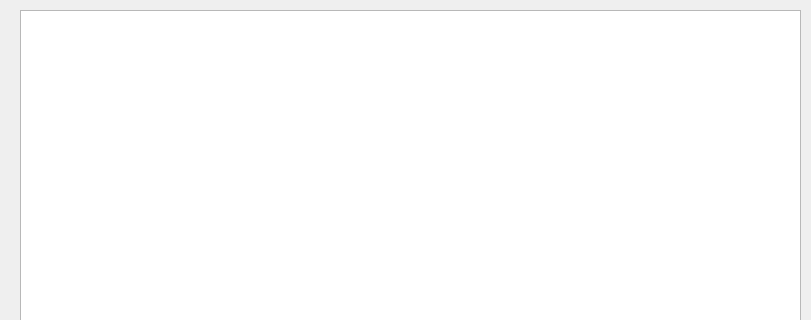
First picture: the form in WMS_System/UI/Users.ui, repository cdefaz08/WMS, before the edit; both pictures show x 0 to 811 and y 0 to 320 of the 811 by 596 pixel window.
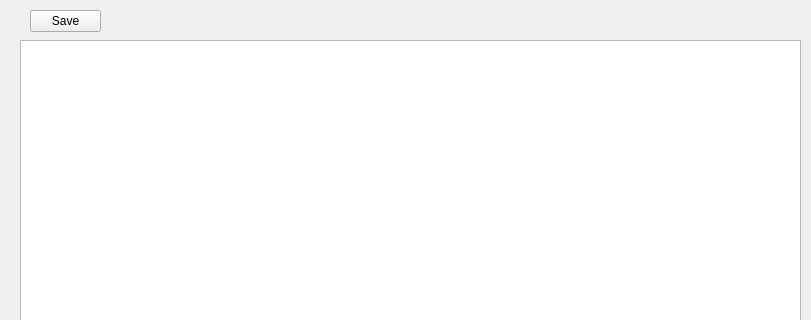
Second picture: the form after the edit. Icons and pictures are not drawn.

Commit message: Modyfie changes on Users table/ track changes and addes botton to save the changes

```diff
--- a/WMS_System/UI/Users.ui
+++ b/WMS_System/UI/Users.ui
@@ -17,12 +17,39 @@
    <property name="geometry">
     <rect>
      <x>20</x>
-     <y>10</y>
+     <y>40</y>
      <width>781</width>
-     <height>571</height>
+     <height>541</height>
     </rect>
    </property>
   </widget>
+  <widget class="QWidget" name="widget" native="true">
+   <property name="geometry">
+    <rect>
+     <x>20</x>
+     <y>0</y>
+     <width>781</width>
+     <height>41</height>
+    </rect>
+   </property>
+   <widget class="QToolButton" name="toolButton_Save">
+    <property name="geometry">
+     <rect>
+      <x>10</x>
+      <y>10</y>
+      <width>71</width>
+      <height>22</height>
+     </rect>
+    </property>
+    <property name="text">
+     <string>Save</string>
+    </property>
+    <property name="icon">
+     <iconset theme="Save">
+      <normaloff>.</normaloff>.</iconset>
+    </property>
+   </widget>
+  </widget>
  </widget>
  <resources/>
  <connections/>
```
Left out of the diff: 2 changed lines with no effect on the pictures. The commit also changes 5 other files.
